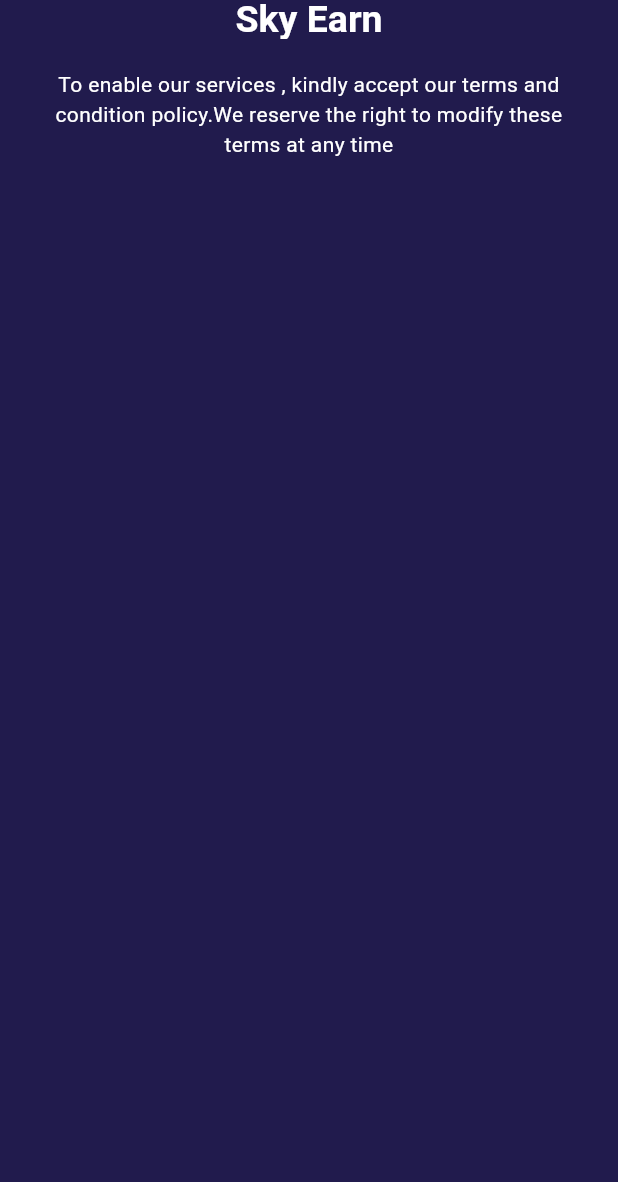
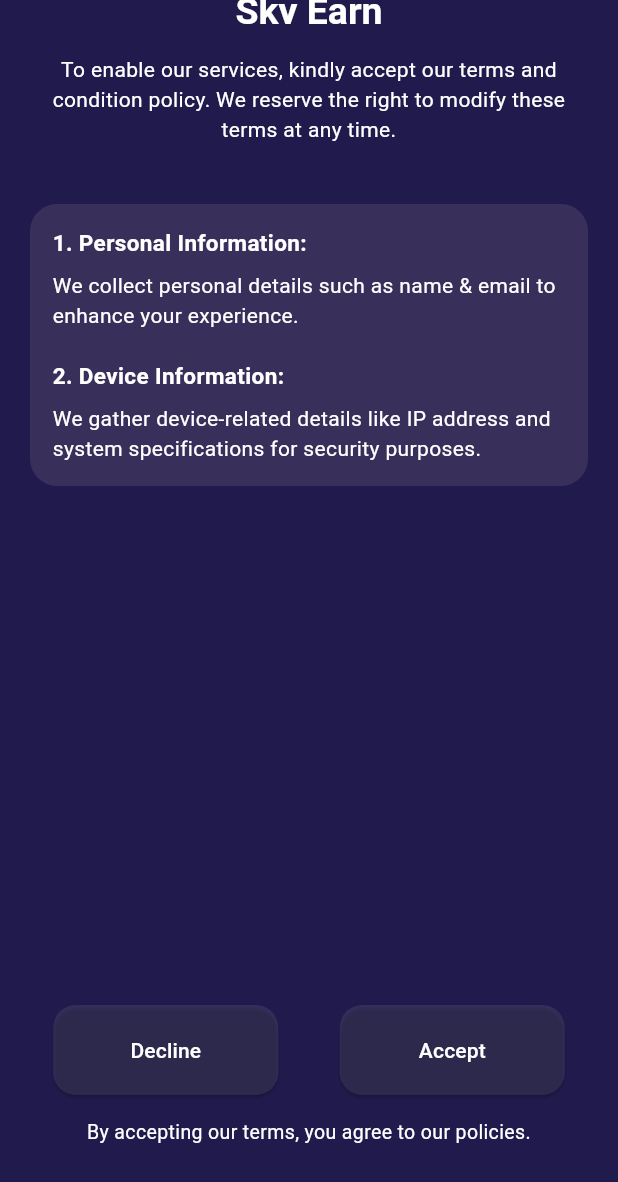
Before and after one commit to Intezar-Dev-7/sky_earn, a Flutter app: the screen it shows after launch, on a phone screen of 412 x 824 dp. Shown: the top 1182 px of the screen. Run offline on Flutter 3.47's test engine with Material 3 defaults, Android fonts, the phone set to English and light mode, and no system bars; our stand-ins replace iconsax_flutter.

```diff
--- a/frontend/lib/features/Home/onBoarding/terms_and_policy.dart
+++ b/frontend/lib/features/Home/onBoarding/terms_and_policy.dart
@@ -1,4 +1,6 @@
 import 'package:flutter/material.dart';
+import 'package:frontend/common/widgets/dialogbox.dart';
+import 'package:frontend/features/authentication/login/login.dart';
 import 'package:frontend/utils/constants/colors.dart';
 
 class TermsAndPolicy extends StatelessWidget {
@@ -10,30 +12,127 @@ class TermsAndPolicy extends StatelessWidget {
       backgroundColor: backgroundColor,
       appBar: AppBar(
         backgroundColor: backgroundColor,
-        title: Text(
+        title: const Text(
           "Sky Earn",
           style: TextStyle(
               color: Colors.white, fontSize: 25, fontWeight: FontWeight.bold),
         ),
         centerTitle: true,
         bottom: const PreferredSize(
-          preferredSize: Size.fromHeight(70),
+          preferredSize: Size.fromHeight(60),
           child: Padding(
             padding: EdgeInsets.all(20),
             child: Text(
-              "To enable our services , kindly accept our terms and\ncondition policy.We reserve the right to modify these terms at any time ",
+              "To enable our services, kindly accept our terms and\ncondition policy. We reserve the right to modify these terms at any time.",
               style: TextStyle(color: Colors.white, fontSize: 14),
               textAlign: TextAlign.center,
             ),
           ),
         ),
       ),
-      body: Container(
-        height: 200,
-        width: 200,
-        decoration: BoxDecoration(),
+      body: Padding(
+        padding: const EdgeInsets.all(20.0),
         child: Column(
-          children: [],
+          children: [
+            // Terms & Policy Container
+            Container(
+              width: double.infinity,
+              decoration: BoxDecoration(
+                color:
+                    const Color.fromRGBO(255, 222, 217, 255).withOpacity(0.1),
+                borderRadius: BorderRadius.circular(18),
+              ),
+              child: Padding(
+                padding: const EdgeInsets.all(15.0),
+                child: Column(
+                  crossAxisAlignment: CrossAxisAlignment.start,
+                  mainAxisSize:
+                      MainAxisSize.min, // Prevent unnecessary expansion
+                  children: const [
+                    Text(
+                      "1. Personal Information:",
+                      style: TextStyle(
+                          color: Colors.white,
+                          fontWeight: FontWeight.bold,
+                          fontSize: 15),
+                    ),
+                    SizedBox(height: 8),
+                    Text(
+                      "We collect personal details such as name & email to enhance your experience.",
+                      style: TextStyle(color: Colors.white),
+                    ),
+                    SizedBox(height: 20),
+                    Text(
+                      "2. Device Information:",
+                      style: TextStyle(
+                          color: Colors.white,
+                          fontWeight: FontWeight.bold,
+                          fontSize: 15),
+                    ),
+                    SizedBox(height: 8),
+                    Text(
+                      "We gather device-related details like IP address and system specifications for security purposes.",
+                      style: TextStyle(color: Colors.white),
+                    ),
+                  ],
+                ),
+              ),
+            ),
+
+            const Spacer(), // Push buttons to the bottom
+
+            // Buttons Row
+            Row(
+              mainAxisAlignment: MainAxisAlignment.spaceEvenly,
+              children: [
+                ElevatedButton(
+                  style: ElevatedButton.styleFrom(
+                    minimumSize: const Size(150, 60), // Width: 150, Height: 60
+                    backgroundColor:
+                        Color.fromRGBO(224, 226, 252, 1).withOpacity(0.1),
+                    padding: const EdgeInsets.symmetric(vertical: 15),
+                    shape: RoundedRectangleBorder(
+                      borderRadius: BorderRadius.circular(15),
+                    ),
+                  ),
+                  onPressed: () {
+                    DialogBox.showTermsDialog(context);
+                  },
+                  child: const Text("Decline",
+                      style: TextStyle(color: Colors.white)),
+                ),
+                const SizedBox(width: 10),
+                ElevatedButton(
+                  style: ElevatedButton.styleFrom(
+                    minimumSize: const Size(150, 60), // Width: 150, Height: 60
+                    backgroundColor:
+                        Color.fromRGBO(224, 226, 252, 1).withOpacity(0.1),
+                    padding: const EdgeInsets.symmetric(vertical: 15),
+                    shape: RoundedRectangleBorder(
+                      borderRadius: BorderRadius.circular(15),
+                    ),
+                  ),
+                  onPressed: () {
+                    Navigator.pushReplacement(context,
+                        MaterialPageRoute(builder: (context) => LoginScreen()));
+                  },
+                  child: const Text("Accept",
+                      style: TextStyle(color: Colors.white)),
+                ),
+              ],
+            ),
+
+            const SizedBox(height: 15),
+
+            // Terms Agreement Text
+            const Text(
+              "By accepting our terms, you agree to our policies.",
+              style: TextStyle(color: Colors.white, fontSize: 13),
+              textAlign: TextAlign.center,
+            ),
+
+            const SizedBox(height: 40), // Add spacing at bottom
+          ],
         ),
       ),
     );
--- a/frontend/pubspec.yaml
+++ b/frontend/pubspec.yaml
@@ -36,6 +36,7 @@ dependencies:
   cupertino_icons: ^1.0.8
   iconsax_flutter: ^1.0.0
   flutter_launcher_icons: ^0.14.3
+  get: ^4.7.2
 
 dev_dependencies:
   flutter_test:
```
Also changed, not shown: frontend/lib/common/widgets/dialogbox.dart (added, +38 -0 lines), frontend/lib/features/authentication/login/login.dart (+58 -0 lines), frontend/pubspec.lock.
